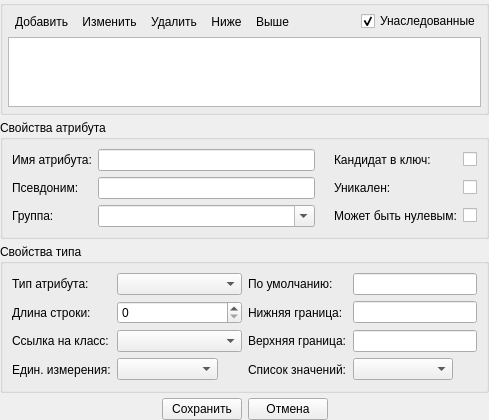
First picture: the form in src/plugins/modeleride/attrwidget.ui, repository rdnvndr/raindrop, before the edit.
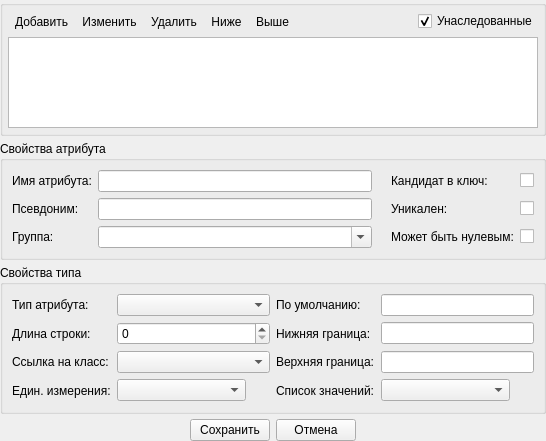
Second picture: the form after the edit. Icons and pictures are not drawn. Custom widgets are drawn as their Qt base class.

What changed in the file:
```diff
--- a/src/plugins/modeleride/attrwidget.ui
+++ b/src/plugins/modeleride/attrwidget.ui
@@ -6,8 +6,8 @@
    <rect>
     <x>0</x>
     <y>0</y>
-    <width>489</width>
-    <height>388</height>
+    <width>546</width>
+    <height>441</height>
    </rect>
   </property>
   <property name="windowTitle">
@@ -197,6 +197,9 @@
         <attribute name="horizontalHeaderHighlightSections">
          <bool>false</bool>
         </attribute>
+        <attribute name="horizontalHeaderStretchLastSection">
+         <bool>true</bool>
+        </attribute>
         <attribute name="verticalHeaderVisible">
          <bool>false</bool>
         </attribute>
```
